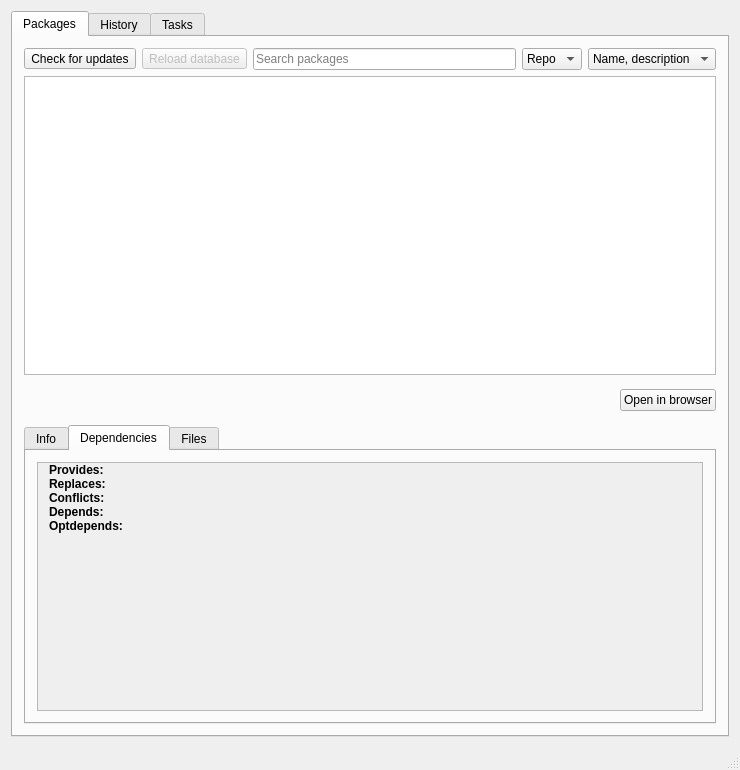
Above: src/mainwindow.ui from Shatur/orson before the change. Below: the same form after it.
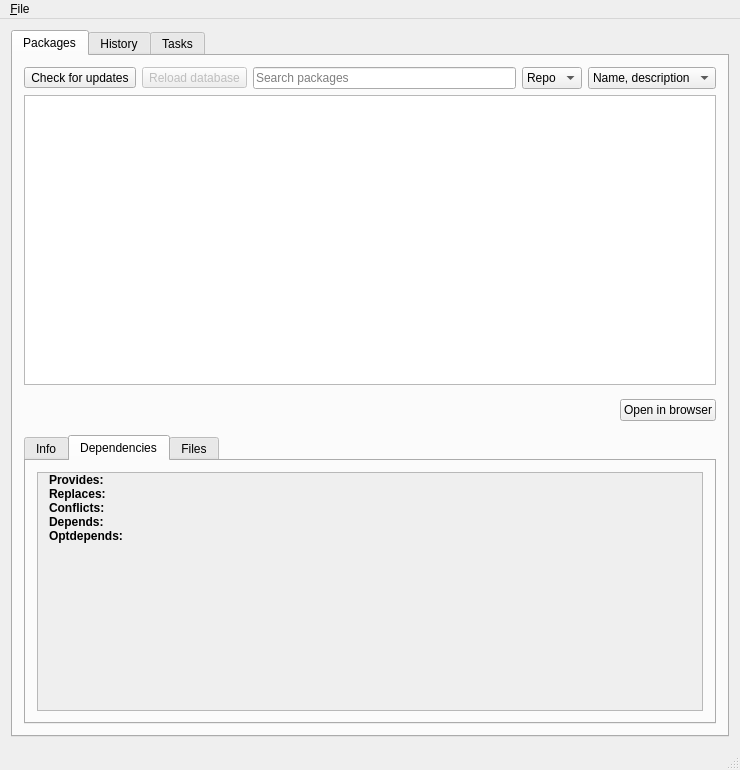
That is the form after the change. The open tabs and pages were chosen to show the change. Icons and pictures are not drawn. Custom widgets are drawn as their Qt base class.

What changed in the file:
```diff
--- a/src/mainwindow.ui
+++ b/src/mainwindow.ui
@@ -713,7 +713,7 @@
                  <x>0</x>
                  <y>0</y>
                  <width>684</width>
-                 <height>341</height>
+                 <height>311</height>
                 </rect>
                </property>
                <layout class="QFormLayout" name="depsContentLayout">
@@ -1025,6 +1025,40 @@
    </layout>
   </widget>
   <widget class="QStatusBar" name="statusBar"/>
+  <widget class="QMenuBar" name="menuBar">
+   <property name="geometry">
+    <rect>
+     <x>0</x>
+     <y>0</y>
+     <width>740</width>
+     <height>30</height>
+    </rect>
+   </property>
+   <widget class="QMenu" name="menuFile">
+    <property name="title">
+     <string>&amp;File</string>
+    </property>
+    <addaction name="installLocalAction"/>
+    <addaction name="installLocalDependAction"/>
+   </widget>
+   <addaction name="menuFile"/>
+  </widget>
+  <action name="installLocalAction">
+   <property name="icon">
+    <iconset theme="package-x-generic"/>
+   </property>
+   <property name="text">
+    <string>Install from local package</string>
+   </property>
+  </action>
+  <action name="installLocalDependAction">
+   <property name="icon">
+    <iconset theme="package-x-generic"/>
+   </property>
+   <property name="text">
+    <string>Install from local package as depend</string>
+   </property>
+  </action>
  </widget>
  <layoutdefault spacing="6" margin="11"/>
  <customwidgets>
```
